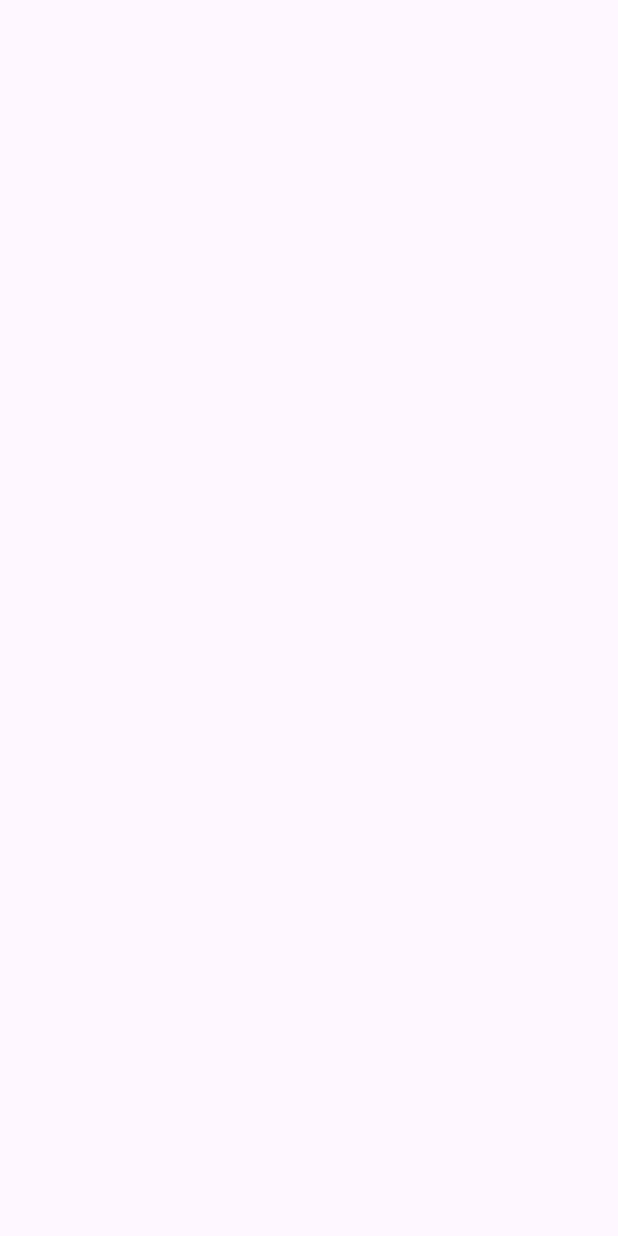
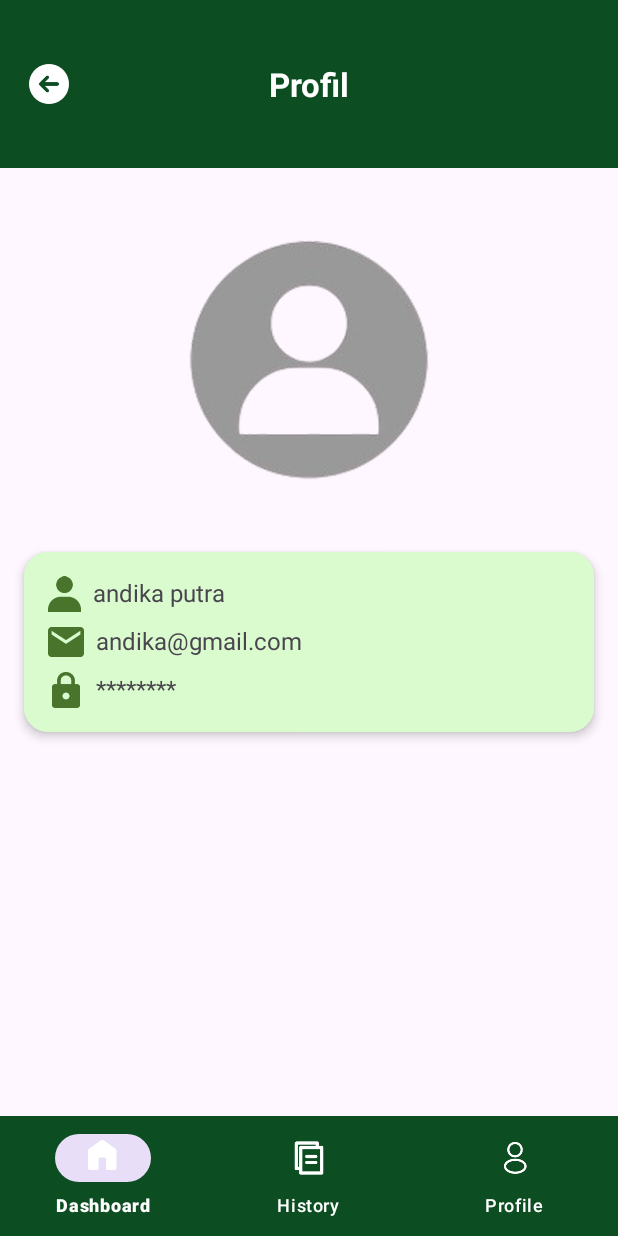
Before and after one commit to Anggitasilvianaawaliaputri/SISTEM-PENYIRAMAN-OTOMATIS, an Android app: the ProfileActivity screen opened directly, with no data from a screen before it, on a phone screen of 412 x 824 dp. Before the commit the screen is empty. Run offline under Robolectric (Android 15) with nearby library versions, the phone set to English and light mode, and no system bars.

Commit message:
Update halaman profil

```diff
--- /dev/null
+++ b/app/src/main/res/drawable/bg_rounded_profile_info.xml
@@ -0,0 +1,11 @@
+<?xml version="1.0" encoding="utf-8"?>
+<shape xmlns:android="http://schemas.android.com/apk/res/android"
+    android:shape="rectangle">
+    <solid android:color="#D9FBCD" />
+    <corners android:radius="16dp" />
+    <padding
+        android:left="10dp"
+        android:top="10dp"
+        android:right="10dp"
+        android:bottom="10dp" />
+</shape>
--- a/app/src/main/res/layout/activity_profile.xml
+++ b/app/src/main/res/layout/activity_profile.xml
@@ -1,4 +1,3 @@
-<?xml version="1.0" encoding="utf-8"?>
 <androidx.constraintlayout.widget.ConstraintLayout xmlns:android="http://schemas.android.com/apk/res/android"
     xmlns:app="http://schemas.android.com/apk/res-auto"
     xmlns:tools="http://schemas.android.com/tools"
@@ -7,4 +6,152 @@
     android:layout_height="match_parent"
     tools:context=".ProfileActivity">
 
+    <!-- Container gambar + teks -->
+    <FrameLayout
+        android:id="@+id/chart_container"
+        android:layout_width="448dp"
+        android:layout_height="112dp"
+        app:layout_constraintTop_toTopOf="parent"
+        app:layout_constraintStart_toStartOf="parent"
+        app:layout_constraintEnd_toEndOf="parent"
+        app:layout_constraintHorizontal_bias="0.5">
+
+        <!-- Gambar chart -->
+        <ImageView
+            android:id="@+id/chart_image"
+            android:layout_width="match_parent"
+            android:layout_height="match_parent"
+            android:scaleType="centerCrop"
+            android:src="@drawable/chart_image"
+            android:contentDescription="Chart Image" />
+
+        <!-- Teks di tengah -->
+        <TextView
+            android:id="@+id/chart_text"
+            android:layout_width="wrap_content"
+            android:layout_height="wrap_content"
+            android:text="Profil"
+            android:textColor="@android:color/white"
+            android:textSize="22sp"
+            android:textStyle="bold"
+            android:layout_gravity="center"
+            android:gravity="center" />
+
+        <!-- Tombol back di tengah kiri -->
+        <ImageView
+            android:id="@+id/back_button"
+            android:layout_width="40dp"
+            android:layout_height="40dp"
+            android:layout_gravity="center_vertical|start"
+            android:layout_marginStart="30dp"
+            android:src="@drawable/back_button"
+            android:contentDescription="Back Button"
+            android:clickable="true"
+            android:focusable="true" />
+    </FrameLayout>
+
+    <!-- Foto Profil Bulat - DICENTER dan DIPERBESAR -->
+    <ImageView
+        android:id="@+id/profile_image"
+        android:layout_width="200dp"
+        android:layout_height="224dp"
+        android:layout_marginTop="16dp"
+        android:contentDescription="Profile Photo"
+        android:scaleType="centerCrop"
+        android:src="@drawable/my_profile_photo"
+        app:layout_constraintEnd_toEndOf="parent"
+        app:layout_constraintStart_toStartOf="parent"
+        app:layout_constraintTop_toBottomOf="@id/chart_container" />
+
+    <LinearLayout
+        android:id="@+id/profile_info_container"
+        android:layout_width="0dp"
+        android:layout_height="wrap_content"
+        android:orientation="vertical"
+        android:background="@drawable/bg_rounded_profile_info"
+        android:padding="16dp"
+        android:layout_marginTop="16dp"
+        android:layout_marginStart="16dp"
+        android:layout_marginEnd="16dp"
+        android:elevation="4dp"
+        android:layout_gravity="center"
+        app:layout_constraintTop_toBottomOf="@id/profile_image"
+        app:layout_constraintStart_toStartOf="parent"
+        app:layout_constraintEnd_toEndOf="parent">
+
+
+    <!-- Nama -->
+        <LinearLayout
+            android:layout_width="match_parent"
+            android:layout_height="wrap_content"
+            android:orientation="horizontal"
+            android:layout_marginBottom="8dp">
+
+            <ImageView
+                android:layout_width="22dp"
+                android:layout_height="24dp"
+                android:src="@drawable/ic_person" />
+            <TextView
+                android:id="@+id/name_text"
+                android:layout_width="wrap_content"
+                android:layout_height="wrap_content"
+                android:text="andika putra"
+                android:textSize="16sp"
+                android:layout_marginStart="8dp"/>
+        </LinearLayout>
+
+        <!-- Email -->
+        <LinearLayout
+            android:layout_width="match_parent"
+            android:layout_height="wrap_content"
+            android:orientation="horizontal"
+            android:layout_marginBottom="8dp">
+
+            <ImageView
+                android:layout_width="24dp"
+                android:layout_height="24dp"
+                android:src="@drawable/ic_email" />
+            <TextView
+                android:id="@+id/email_text"
+                android:layout_width="wrap_content"
+                android:layout_height="wrap_content"
+                android:text="andika@gmail.com"
+                android:textSize="16sp"
+                android:layout_marginStart="8dp"/>
+        </LinearLayout>
+
+        <!-- Password -->
+        <LinearLayout
+            android:layout_width="match_parent"
+            android:layout_height="wrap_content"
+            android:orientation="horizontal">
+
+            <ImageView
+                android:layout_width="24dp"
+                android:layout_height="24dp"
+                android:src="@drawable/ic_lock" />
+            <TextView
+                android:id="@+id/password_text"
+                android:layout_width="wrap_content"
+                android:layout_height="wrap_content"
+                android:text="********"
+                android:textSize="16sp"
+                android:layout_marginStart="8dp"/>
+        </LinearLayout>
+    </LinearLayout>
+
+
+    <!-- Bottom Navigation -->
+    <com.google.android.material.bottomnavigation.BottomNavigationView
+        android:id="@+id/bottom_nav"
+        android:layout_width="0dp"
+        android:layout_height="wrap_content"
+        android:background="#0D4D22"
+        app:itemIconTint="@color/white"
+        app:itemTextColor="@color/white"
+        app:layout_constraintBottom_toBottomOf="parent"
+        app:layout_constraintStart_toStartOf="parent"
+        app:layout_constraintEnd_toEndOf="parent"
+        app:menu="@menu/nav_menu" />
+
 </androidx.constraintlayout.widget.ConstraintLayout>
--- a/app/src/main/res/values/ids.xml
+++ b/app/src/main/res/values/ids.xml
@@ -14,4 +14,5 @@
     <item name="status_tanah_card" type="id" />
     <item name="txt_status_tanah" type="id" />
     <item name="bottom_nav" type="id" />
+    <item name="progress_text" type="id" />
 </resources>
```
Also changed, not shown: app/src/main/java/com/example/sistempenyiramantanamanotomatis/DashboardActivity.java (line endings or trailing spaces), app/src/main/res/drawable/back_button.png (added), app/src/main/res/drawable/ic_email.png (added), app/src/main/res/drawable/ic_lock.png (added), app/src/main/res/drawable/ic_person.png (added), app/src/main/res/drawable/my_profile_photo.png (added).
